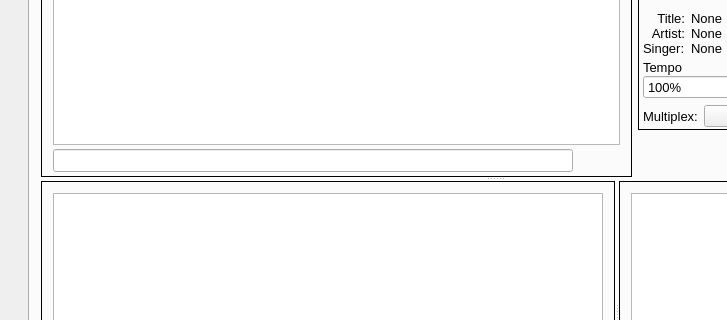
Qt form OpenKJ/mainwindow.ui (OpenKJ/OpenKJ) before a commit; both pictures show x 0 to 727 and y 295 to 615 of the 964 by 776 pixel window.
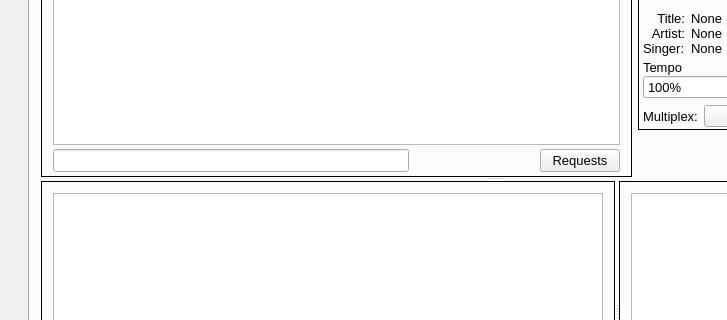
The same form after that commit. Icons and pictures are not drawn. Custom widgets are drawn as their Qt base class.

Commit message: Modifications to request server UI stuff and some debug output cleanup

The edit to the form file:
```diff
--- a/OpenKJ/mainwindow.ui
+++ b/OpenKJ/mainwindow.ui
@@ -187,6 +187,29 @@
                    </property>
                   </widget>
                  </item>
+                 <item>
+                  <spacer name="horizontalSpacerRequests">
+                   <property name="orientation">
+                    <enum>Qt::Horizontal</enum>
+                   </property>
+                   <property name="sizeType">
+                    <enum>QSizePolicy::Minimum</enum>
+                   </property>
+                   <property name="sizeHint" stdset="0">
+                    <size>
+                     <width>80</width>
+                     <height>20</height>
+                    </size>
+                   </property>
+                  </spacer>
+                 </item>
+                 <item>
+                  <widget class="QPushButton" name="pushButtonIncomingRequests">
+                   <property name="text">
+                    <string>Requests</string>
+                   </property>
+                  </widget>
+                 </item>
                 </layout>
                </item>
               </layout>
```
The commit also changes 9 other files.
